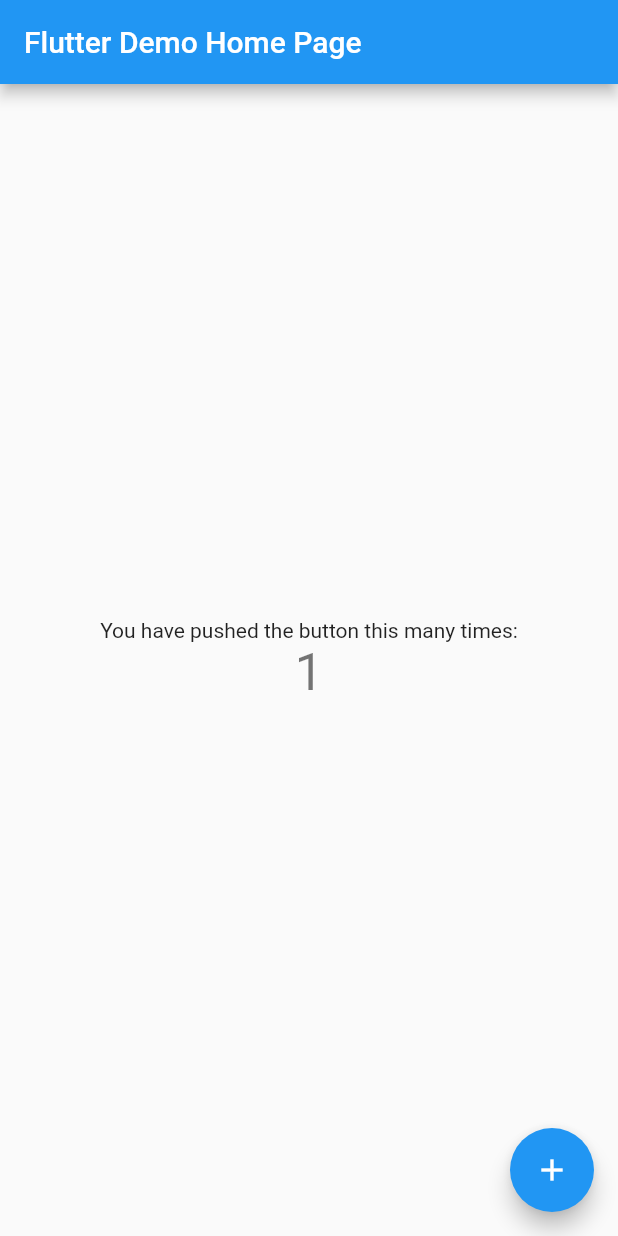
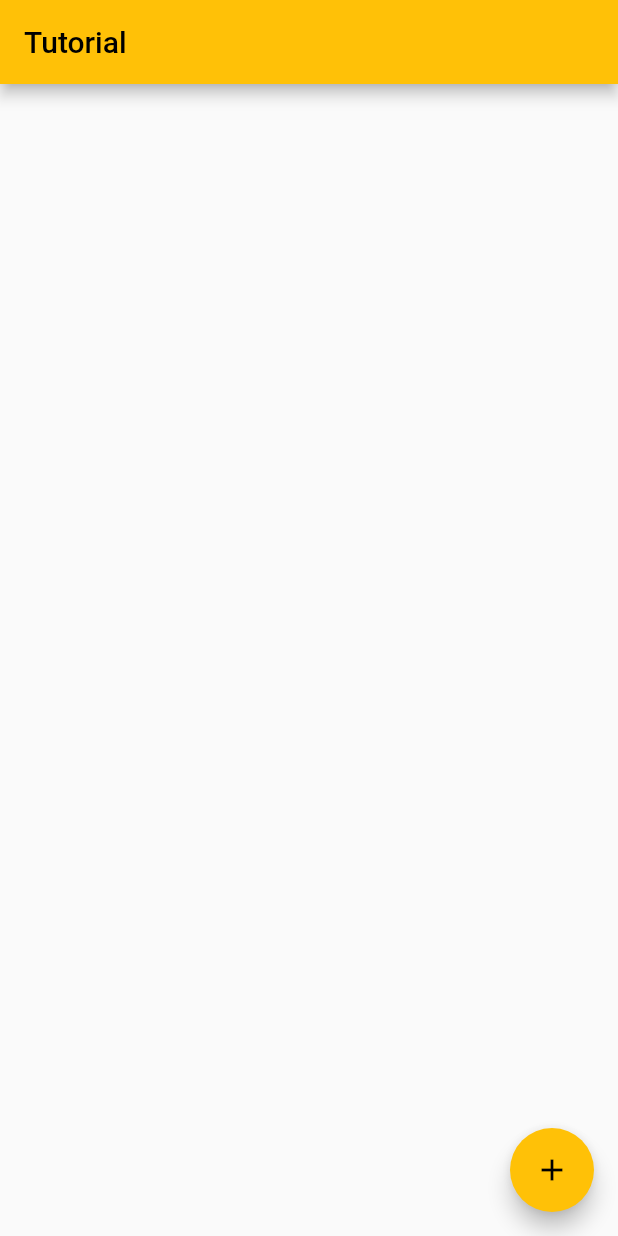
Before and after one commit to lapatric/flutter-tutorial, a Flutter app: the screen it shows after launch, after a tap on the "add" icon, on a phone screen of 412 x 824 dp. Run offline on Flutter 3.47's test engine with Material 2 defaults, Android fonts, the light colour scheme and no system bars.

Commit message:
add title + floating action button

```diff
--- a/lib/main.dart
+++ b/lib/main.dart
@@ -7,109 +7,38 @@
 class MyApp extends StatelessWidget {
   const MyApp({super.key});
 
-  // This widget is the root of your application.
   @override
   Widget build(BuildContext context) {
     return MaterialApp(
-      title: 'Flutter Demo',
-      theme: ThemeData(
-        // This is the theme of your application.
-        //
-        // Try running your application with "flutter run". You'll see the
-        // application has a blue toolbar. Then, without quitting the app, try
-        // changing the primarySwatch below to Colors.green and then invoke
-        // "hot reload" (press "r" in the console where you ran "flutter run",
-        // or simply save your changes to "hot reload" in a Flutter IDE).
-        // Notice that the counter didn't reset back to zero; the application
-        // is not restarted.
-        primarySwatch: Colors.blue,
-      ),
-      home: const MyHomePage(title: 'Flutter Demo Home Page'),
+      debugShowCheckedModeBanner: false,
+      theme: ThemeData(primarySwatch: Colors.amber),
+      home: const RootPage(),
     );
   }
 }
 
-class MyHomePage extends StatefulWidget {
-  const MyHomePage({super.key, required this.title});
-
-  // This widget is the home page of your application. It is stateful, meaning
-  // that it has a State object (defined below) that contains fields that affect
-  // how it looks.
-
-  // This class is the configuration for the state. It holds the values (in this
-  // case the title) provided by the parent (in this case the App widget) and
-  // used by the build method of the State. Fields in a Widget subclass are
-  // always marked "final".
-
-  final String title;
+// StatefulWidget allows screen to be reloaded with new screen
+// This would not work with stateless widget
+class RootPage extends StatefulWidget {
+  const RootPage({super.key});
 
   @override
-  State<MyHomePage> createState() => _MyHomePageState();
+  State<RootPage> createState() => _RootPageState();
 }
 
-class _MyHomePageState extends State<MyHomePage> {
-  int _counter = 0;
-
-  void _incrementCounter() {
-    setState(() {
-      // This call to setState tells the Flutter framework that something has
-      // changed in this State, which causes it to rerun the build method below
-      // so that the display can reflect the updated values. If we changed
-      // _counter without calling setState(), then the build method would not be
-      // called again, and so nothing would appear to happen.
-      _counter++;
-    });
-  }
-
+class _RootPageState extends State<RootPage> {
   @override
   Widget build(BuildContext context) {
-    // This method is rerun every time setState is called, for instance as done
-    // by the _incrementCounter method above.
-    //
-    // The Flutter framework has been optimized to make rerunning build methods
-    // fast, so that you can just rebuild anything that needs updating rather
-    // than having to individually change instances of widgets.
     return Scaffold(
       appBar: AppBar(
-        // Here we take the value from the MyHomePage object that was created by
-        // the App.build method, and use it to set our appbar title.
-        title: Text(widget.title),
-      ),
-      body: Center(
-        // Center is a layout widget. It takes a single child and positions it
-        // in the middle of the parent.
-        child: Column(
-          // Column is also a layout widget. It takes a list of children and
-          // arranges them vertically. By default, it sizes itself to fit its
-          // children horizontally, and tries to be as tall as its parent.
-          //
-          // Invoke "debug painting" (press "p" in the console, choose the
-          // "Toggle Debug Paint" action from the Flutter Inspector in Android
-          // Studio, or the "Toggle Debug Paint" command in Visual Studio Code)
-          // to see the wireframe for each widget.
-          //
-          // Column has various properties to control how it sizes itself and
-          // how it positions its children. Here we use mainAxisAlignment to
-          // center the children vertically; the main axis here is the vertical
-          // axis because Columns are vertical (the cross axis would be
-          // horizontal).
-          mainAxisAlignment: MainAxisAlignment.center,
-          children: <Widget>[
-            const Text(
-              'You have pushed the button this many times:',
-            ),
-            Text(
-              '$_counter',
-              style: Theme.of(context).textTheme.headlineMedium,
-            ),
-          ],
-        ),
+        title: const Text("Tutorial"),
       ),
       floatingActionButton: FloatingActionButton(
-        onPressed: _incrementCounter,
-        tooltip: 'Increment',
+        onPressed: () {
+          debugPrint('Floating Action Button');
+        },
         child: const Icon(Icons.add),
-      ), // This trailing comma makes auto-formatting nicer for build methods.
+      ),
     );
   }
 }
```
